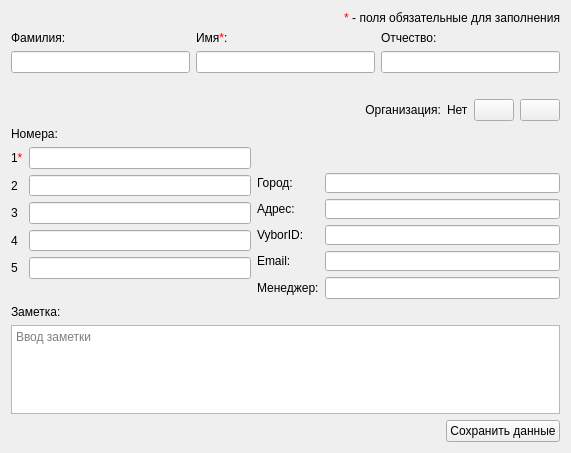
The window that src/AddContactDialog.ui (okostynchuk/Outcall) describes before a commit, drawn with Qt 5.
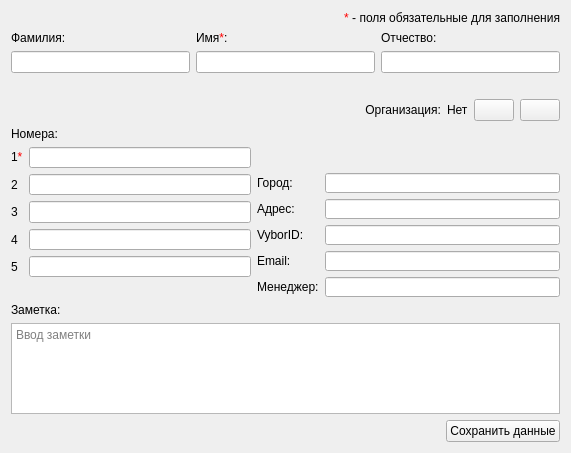
The same window after the commit. Icons and pictures are not drawn.

Commit message: Internal contacts list fixed + some GUI fixes + translations UPD

Diff of the .ui file:
```diff
--- a/src/AddContactDialog.ui
+++ b/src/AddContactDialog.ui
@@ -484,7 +484,14 @@
             </widget>
            </item>
            <item row="5" column="1">
-            <widget class="QLineEdit" name="employee"/>
+            <widget class="QLineEdit" name="employee">
+             <property name="minimumSize">
+              <size>
+               <width>0</width>
+               <height>20</height>
+              </size>
+             </property>
+            </widget>
            </item>
            <item row="5" column="0">
             <widget class="QLabel" name="label_22">
```
The commit also changes 19 other files.
